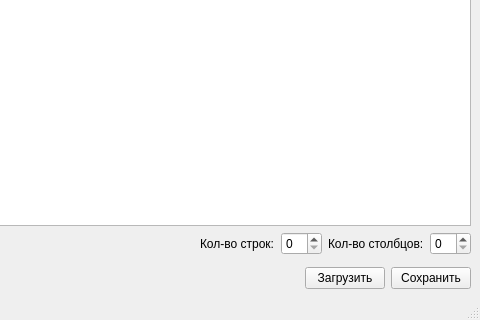
Qt form mainWindow.ui (toozox/testTask1) before a commit; both pictures show x 94 to 574 and y 138 to 458 of the 574 by 458 pixel window.
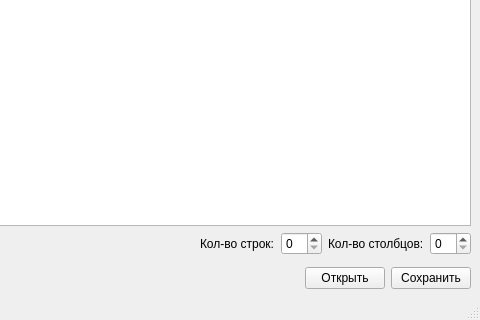
The same form after that commit. Custom widgets are drawn as their Qt base class.

Commit message: Add open file functionality

```diff
--- a/mainWindow.ui
+++ b/mainWindow.ui
@@ -83,7 +83,7 @@
       <item>
        <widget class="QPushButton" name="loadButton">
         <property name="text">
-         <string>Загрузить</string>
+         <string>Открыть</string>
         </property>
        </widget>
       </item>
```
Left out of the diff: 8 changed lines with no effect on the pictures. The commit also changes 1 other file.
